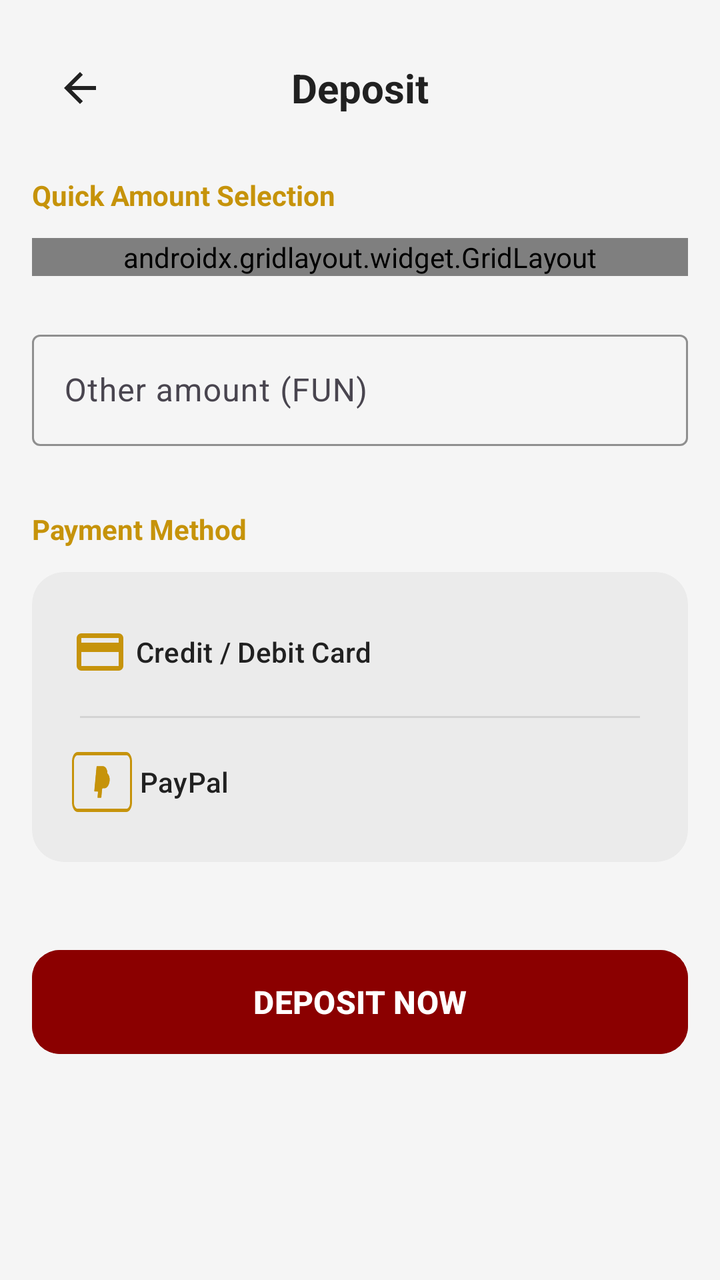
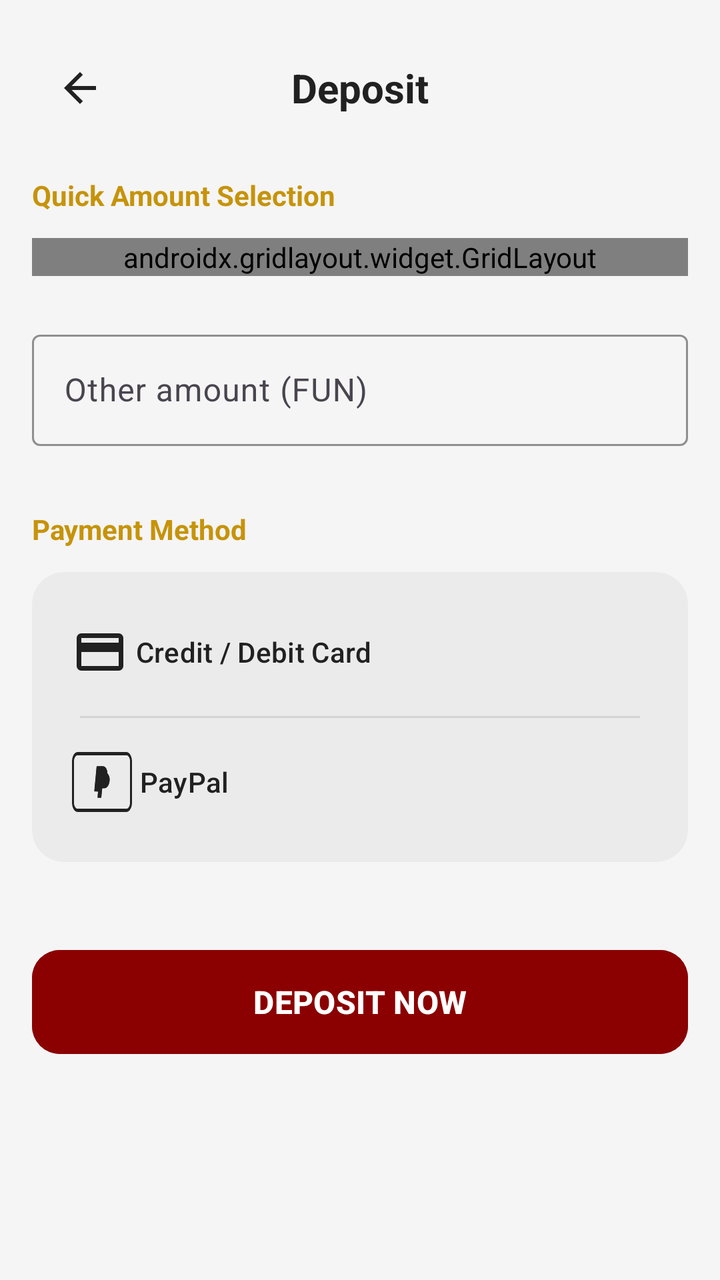

The first picture is an Android layout as it rendered before a commit; the second is the same layout after the commit. The layout source and the unified diff follow.
<!-- AndroidManifest.xml: application theme Theme.GoldenBet -->
<!-- res/layout/fragment_deposit.xml -->
<?xml version="1.0" encoding="utf-8"?>
<androidx.core.widget.NestedScrollView
    xmlns:android="http://schemas.android.com/apk/res/android"
    xmlns:app="http://schemas.android.com/apk/res-auto"
    xmlns:tools="http://schemas.android.com/tools"
    android:layout_width="match_parent"
    android:layout_height="match_parent"
    android:fillViewport="true"
    android:background="?android:attr/windowBackground"
    tools:context=".view.mainMenu.home.deposit.DepositFragment">

    <LinearLayout
        android:layout_width="match_parent"
        android:layout_height="wrap_content"
        android:orientation="vertical"
        android:padding="16dp">

        <RelativeLayout
            android:layout_width="match_parent"
            android:layout_height="56dp"
            android:layout_marginBottom="16dp">

            <ImageButton
                android:id="@+id/depositBtnBack"
                android:layout_width="48dp"
                android:layout_height="48dp"
                android:layout_alignParentStart="true"
                android:layout_centerVertical="true"
                android:background="?attr/selectableItemBackgroundBorderless"
                android:src="@drawable/ic_back"
                app:tint="?attr/colorOnSurface"
                android:contentDescription="Back" />

            <TextView
                android:layout_width="wrap_content"
                android:layout_height="wrap_content"
                android:layout_centerInParent="true"
                android:text="@string/deposit_header"
                android:textColor="?attr/colorOnSurface"
                android:textSize="20sp"
                android:textStyle="bold" />
        </RelativeLayout>

        <TextView
            android:layout_width="wrap_content"
            android:layout_height="wrap_content"
            android:text="@string/deposit_quick_select"
            android:textColor="?attr/colorSecondary"
            android:textSize="14sp"
            android:textStyle="bold"
            android:layout_marginBottom="12dp"/>

        <androidx.gridlayout.widget.GridLayout
            android:layout_width="match_parent"
            android:layout_height="wrap_content"
            app:columnCount="2"
            app:alignmentMode="alignMargins">

            <com.google.android.material.card.MaterialCardView
                android:id="@+id/cardAmount20"
                android:layout_width="0dp"
                android:layout_height="60dp"
                app:layout_columnWeight="1"
                android:layout_margin="4dp"
                app:cardCornerRadius="12dp"
                app:strokeWidth="1dp"
                app:cardBackgroundColor="?attr/colorSurface"
                android:clickable="true"
                android:focusable="true">

                <TextView
                    android:layout_width="match_parent"
                    android:layout_height="match_parent"
                    android:gravity="center"
                    android:text="20 FUN"
                    android:textColor="?attr/colorOnSurface"
                    android:textSize="18sp"
                    android:textStyle="bold" />
            </com.google.android.material.card.MaterialCardView>

            <com.google.android.material.card.MaterialCardView
                android:id="@+id/cardAmount50"
                android:layout_width="0dp"
                android:layout_height="60dp"
                app:layout_columnWeight="1"
                android:layout_margin="4dp"
                app:cardCornerRadius="12dp"
                app:cardBackgroundColor="?attr/colorSurface"
                android:clickable="true"
                android:focusable="true">

                <TextView
                    android:layout_width="match_parent"
                    android:layout_height="match_parent"
                    android:gravity="center"
                    android:text="50 FUN"
                    android:textColor="?attr/colorOnSurface"
                    android:textSize="18sp"
                    android:textStyle="bold" />
            </com.google.android.material.card.MaterialCardView>
        </androidx.gridlayout.widget.GridLayout>

        <com.google.android.material.textfield.TextInputLayout
            android:id="@+id/tilDepositAmount"
            style="@style/Widget.Material3.TextInputLayout.OutlinedBox"
            android:layout_width="match_parent"
            android:layout_height="wrap_content"
            android:layout_marginTop="24dp"
            android:hint="@string/deposit_custom_amount_hint"
            app:boxStrokeColor="@color/gold_classic"
            app:hintTextColor="@color/gold_classic">

            <com.google.android.material.textfield.TextInputEditText
                android:id="@+id/etDepositAmount"
                android:layout_width="match_parent"
                android:layout_height="wrap_content"
                android:inputType="numberDecimal"
                android:maxLength="6" />
        </com.google.android.material.textfield.TextInputLayout>

        <TextView
            android:layout_width="wrap_content"
            android:layout_height="wrap_content"
            android:text="@string/deposit_payment_methods_title"
            android:textColor="?attr/colorSecondary"
            android:textSize="14sp"
            android:textStyle="bold"
            android:layout_marginTop="32dp"
            android:layout_marginBottom="12dp"/>

        <com.google.android.material.card.MaterialCardView
            android:layout_width="match_parent"
            android:layout_height="wrap_content"
            app:cardCornerRadius="16dp"
            app:cardBackgroundColor="?attr/colorSurfaceVariant"
            app:strokeWidth="0dp">

            <LinearLayout
                android:layout_width="match_parent"
                android:layout_height="wrap_content"
                android:orientation="vertical"
                android:padding="8dp">

                <com.google.android.material.button.MaterialButton
                    android:id="@+id/btnMethodCard"
                    style="@style/Widget.Material3.Button.TextButton"
                    android:layout_width="match_parent"
                    android:layout_height="64dp"
                    android:text="@string/deposit_method_card"
                    android:textColor="?attr/colorOnSurface"
                    android:gravity="start|center_vertical"
                    app:icon="@drawable/ic_card"
                    app:iconSize="28dp"
                    app:iconTint="@color/gold_classic" />

                <View
                    android:layout_width="match_parent"
                    android:layout_height="1dp"
                    android:layout_marginHorizontal="16dp"
                    android:background="#1A000000" />

                <com.google.android.material.button.MaterialButton
                    android:id="@+id/btnMethodPaypal"
                    style="@style/Widget.Material3.Button.TextButton"
                    android:layout_width="match_parent"
                    android:layout_height="64dp"
                    android:gravity="start|center_vertical"
                    android:text="@string/deposit_method_paypal"
                    android:textColor="?attr/colorOnSurface"
                    app:icon="@drawable/ic_paypal"
                    app:iconSize="30dp"
                    app:iconTint="@color/gold_classic" />
            </LinearLayout>
        </com.google.android.material.card.MaterialCardView>

        <com.google.android.material.button.MaterialButton
            android:id="@+id/btnConfirmDeposit"
            android:layout_width="match_parent"
            android:layout_height="60dp"
            android:layout_marginTop="40dp"
            android:layout_marginBottom="24dp"
            android:text="@string/deposit_confirm_btn"
            android:textSize="16sp"
            android:textStyle="bold"
            app:cornerRadius="14dp"
            android:backgroundTint="@color/luxury_red"
            android:textColor="#FFFFFF"
            app:elevation="4dp" />

    </LinearLayout>
</androidx.core.widget.NestedScrollView>
<!-- resources referenced by this layout -->
<resources>
  <color name="gold_classic">#C6930A</color>
  <color name="luxury_red">#8B0000</color>
  <!-- drawable ic_back (drawable) -->
  <vector xmlns:android="http://schemas.android.com/apk/res/android"
      android:width="24dp"
      android:height="24dp"
      android:viewportWidth="960"
      android:viewportHeight="960"
      android:tint="?attr/colorControlNormal"
      android:autoMirrored="true">
    <path
        android:fillColor="@android:color/white"
        android:pathData="M313,520L537,744L480,800L160,480L480,160L537,216L313,440L800,440L800,520L313,520Z"/>
  </vector>
  <!-- drawable ic_card (drawable) -->
  <vector xmlns:android="http://schemas.android.com/apk/res/android"
      android:width="24dp"
      android:height="24dp"
      android:viewportWidth="960"
      android:viewportHeight="960"
      android:tint="?attr/colorControlNormal">
    <path
        android:fillColor="@android:color/white"
        android:pathData="M880,240L880,720Q880,753 856.5,776.5Q833,800 800,800L160,800Q127,800 103.5,776.5Q80,753 80,720L80,240Q80,207 103.5,183.5Q127,160 160,160L800,160Q833,160 856.5,183.5Q880,207 880,240ZM160,320L800,320L800,240Q800,240 800,240Q800,240 800,240L160,240Q160,240 160,240Q160,240 160,240L160,320ZM160,480L160,720Q160,720 160,720Q160,720 160,720L800,720Q800,720 800,720Q800,720 800,720L800,480L160,480ZM160,720L160,720Q160,720 160,720Q160,720 160,720L160,240Q160,240 160,240Q160,240 160,240L160,240Q160,240 160,240Q160,240 160,240L160,720Q160,720 160,720Q160,720 160,720Z"/>
  </vector>
  <string name="deposit_confirm_btn">DEPOSIT NOW</string>
  <string name="deposit_custom_amount_hint">Other amount (FUN)</string>
  <string name="deposit_header">Deposit</string>
  <string name="deposit_method_card">Credit / Debit Card</string>
  <string name="deposit_method_paypal">PayPal</string>
  <string name="deposit_payment_methods_title">Payment Method</string>
  <string name="deposit_quick_select">Quick Amount Selection</string>
  <style name="Theme.GoldenBet" parent="Base.Theme.GoldenBet" />
  <style name="Base.Theme.GoldenBet" parent="Theme.Material3.DayNight.NoActionBar">
          <item name="android:windowBackground">@color/bg_light</item>
  
          <item name="colorSurface">@color/card_light</item>
  
          <item name="colorOnSurface">@color/text_dark</item>
  
          <item name="colorPrimary">@color/luxury_red</item>
  
          <item name="android:statusBarColor">@color/bg_light</item>
          <item name="android:windowLightStatusBar">true</item>
          <item name="colorSurfaceVariant">@color/input_bg_light</item>
          <item name="colorSecondary">@color/gold_classic</item>
          <item name="colorFilterActive">@color/filter_active_light</item>
          <item name="colorFilterUnselected">@color/filter_bg_unselected_light</item>
  
      </style>
  <color name="bg_light">#F5F5F5</color>
  <color name="card_light">#FFFFFF</color>
  <color name="text_dark">#212121</color>
  <color name="input_bg_light">#EBEBEB</color>
  <color name="filter_active_light">#D4AF37</color>
  <color name="filter_bg_unselected_light">#E0E0E0</color>
  <!-- unchanged entries left out for length: 1 -->
</resources>

<!-- the commit's change to res/layout/fragment_deposit.xml (unified diff, before → after) -->
@@ -146,12 +146,14 @@
                     style="@style/Widget.Material3.Button.TextButton"
                     android:layout_width="match_parent"
                     android:layout_height="64dp"
+                    android:checkable="true"
+                    app:backgroundTint="@color/selector_payment_method_bg"
+                    android:textColor="@color/selector_payment_method_content"
+                    app:iconTint="@color/selector_payment_method_content"
                     android:text="@string/deposit_method_card"
-                    android:textColor="?attr/colorOnSurface"
-                    android:gravity="start|center_vertical"
                     app:icon="@drawable/ic_card"
                     app:iconSize="28dp"
-                    app:iconTint="@color/gold_classic" />
+                    android:gravity="start|center_vertical" />
 
                 <View
                     android:layout_width="match_parent"
@@ -164,12 +166,14 @@
                     style="@style/Widget.Material3.Button.TextButton"
                     android:layout_width="match_parent"
                     android:layout_height="64dp"
-                    android:gravity="start|center_vertical"
+                    android:checkable="true"
+                    app:backgroundTint="@color/selector_payment_method_bg"
+                    android:textColor="@color/selector_payment_method_content"
+                    app:iconTint="@color/selector_payment_method_content"
                     android:text="@string/deposit_method_paypal"
-                    android:textColor="?attr/colorOnSurface"
                     app:icon="@drawable/ic_paypal"
                     app:iconSize="30dp"
-                    app:iconTint="@color/gold_classic" />
+                    android:gravity="start|center_vertical" />
             </LinearLayout>
         </com.google.android.material.card.MaterialCardView>
 
